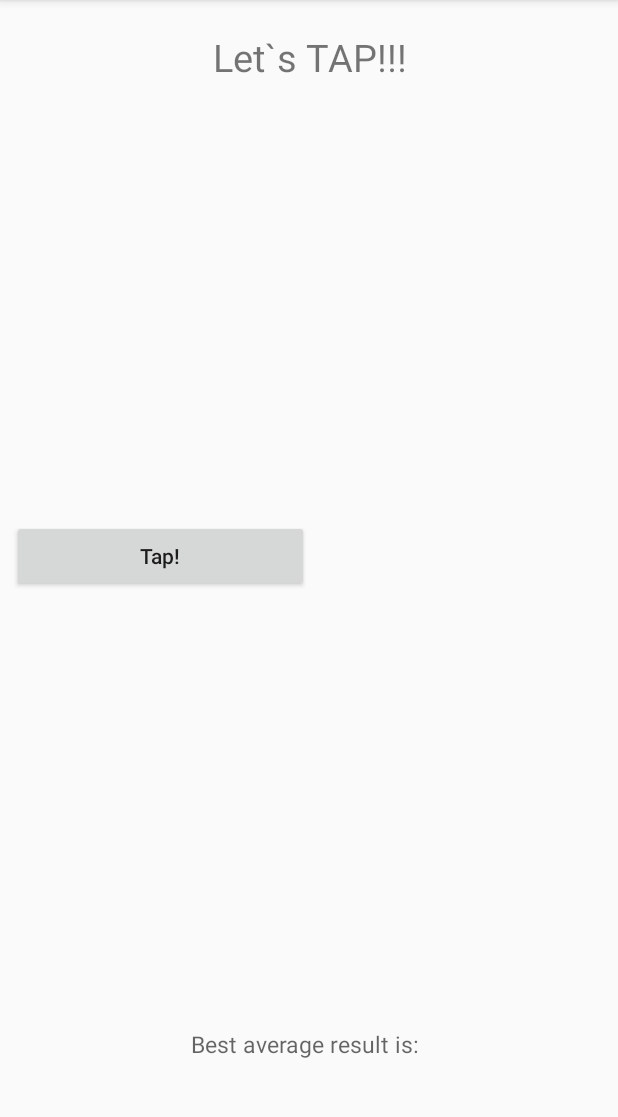
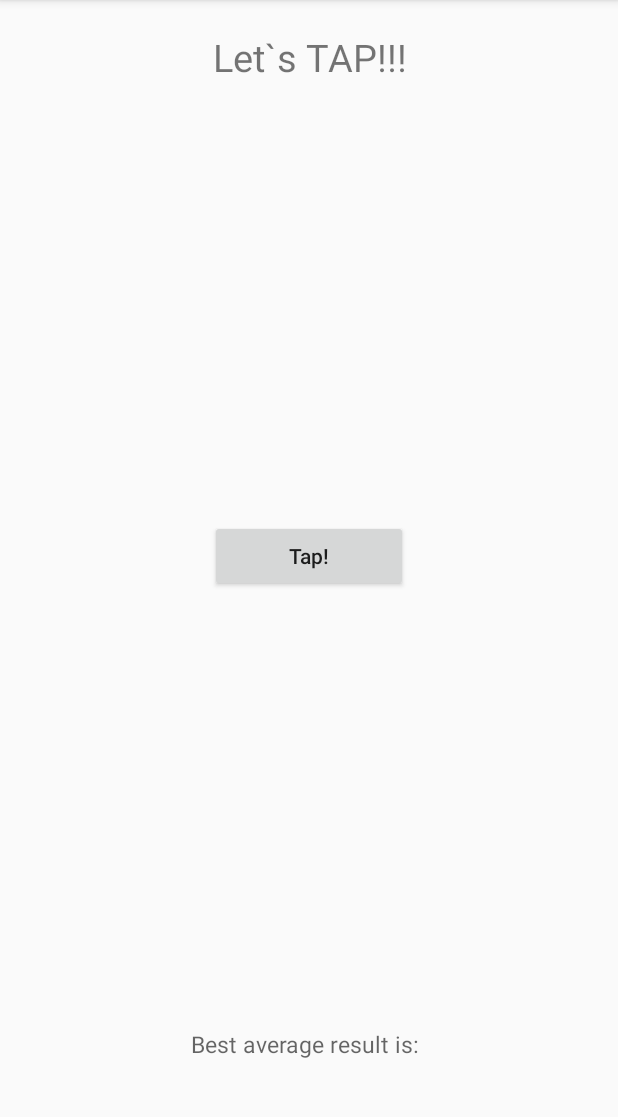
Before and after one commit to Ivanich85/TapReaction, an Android app: the screen it shows after launch (GameActivity), on a phone screen of 412 x 824 dp, the part 84-1201 px from its top. Run offline under Robolectric (Android 15) with nearby library versions, the phone set to English and light mode, and no system bars.

Commit message:
Среднее значение рассчитывается

```diff
--- a/app/src/main/java/com/dmitriev/ivan/tapreaction/GameActivity.java
+++ b/app/src/main/java/com/dmitriev/ivan/tapreaction/GameActivity.java
@@ -10,7 +10,6 @@ import android.widget.TextView;
 
 import java.util.ArrayList;
 import java.util.Date;
-import java.util.List;
 import java.util.Random;
 
 public class GameActivity extends AppCompatActivity {
@@ -21,26 +20,27 @@ public class GameActivity extends AppCompatActivity {
     Button mButton3;
     Button mButton4;
     Button mButton5;
+    Button mButton6;
+    Button mButton7;
+    Button mButton8;
     Button mRandomButton;
 
     TextView mTimer;
     TextView mCurrentResult;
     TextView mBestResult;
 
-    Date mVisibleTime;
-    Date mInvisibleTime;
-
     long mVisibleMoment;
     long mInvisibleMoment;
 
     CountDownTimer mTimerBeforeStart;
 
-    public static final int REMAIN_TIME = 4000;
-    private static final int NUMBER_OF_TRIES = 5;
+    private static final int REMAIN_TIME = 3100;
+    private static final int BUTTONS_QUANTITY = 9;
+    private static final int NUMBER_OF_TRIES = 4;
 
     Random mRandom = new Random();
 
-    private static int clicksCount = 0;
+    private static int mClicksCount;
 
     ArrayList<Double> mTimesOfReaction = new ArrayList<>();
 
@@ -52,11 +52,6 @@ public class GameActivity extends AppCompatActivity {
         startTimer(REMAIN_TIME);
     }
 
-    @Override
-    protected void onResume() {
-        super.onResume();
-    }
-
     private void initViews() {
         mButton0 = (Button) findViewById(R.id.tap_button_0);
         mButton1 = (Button) findViewById(R.id.tap_button_1);
@@ -64,6 +59,9 @@ public class GameActivity extends AppCompatActivity {
         mButton3 = (Button) findViewById(R.id.tap_button_3);
         mButton4 = (Button) findViewById(R.id.tap_button_4);
         mButton5 = (Button) findViewById(R.id.tap_button_5);
+        mButton6 = (Button) findViewById(R.id.tap_button_6);
+        mButton7 = (Button) findViewById(R.id.tap_button_7);
+        mButton8 = (Button) findViewById(R.id.tap_button_8);
 
         mTimer = (TextView) findViewById(R.id.timer_text_view);
         mCurrentResult = (TextView) findViewById(R.id.current_result_text_view);
@@ -78,7 +76,9 @@ public class GameActivity extends AppCompatActivity {
                     buttonIsInvisible(button);
                     mCurrentResult.setText(getText(R.string.current_result)
                             + formattedTimeCount(timeCount(mVisibleMoment, mInvisibleMoment))
-                            + getString(R.string.sec_for_current_result));
+                            + getString(R.string.sec_for_result));
+                    double time = timeCount(mVisibleMoment, mInvisibleMoment);
+                    mTimesOfReaction.add(time);
                     showButton();
                 }
                 return false;
@@ -87,35 +87,35 @@ public class GameActivity extends AppCompatActivity {
     }
 
     //Установка метки времени
-    private long timeSearch(Date date) {
-        date = new Date();
-        long seconds = date.getTime();
-        return seconds;
+    private long timeSearch() {
+        Date date = new Date();
+        return date.getTime();
     }
 
     //Расчет времени реакции от появления кнопки до нажатия на нее
     private double timeCount(long visibleMoment, long invisibleMoment) {
-        return (invisibleMoment - visibleMoment) * 1.0 / 1000;
+        return (invisibleMoment - visibleMoment) / 1000.0;
     }
 
-    private String formattedTimeCount(double time){
+    private String formattedTimeCount(double time) {
         return String.format("%.3f", time);
     }
 
     //Временная матка, когда кнопка повилась
     private void buttonIsVisible(Button button) {
         button.setVisibility(View.VISIBLE);
-        mVisibleMoment = timeSearch(mVisibleTime);
+        mVisibleMoment = timeSearch();
     }
 
+    //Временная метка, когда кнопки коснулись
     private void buttonIsInvisible(Button button) {
         button.setVisibility(View.INVISIBLE);
-        mInvisibleMoment = timeSearch(mInvisibleTime);
+        mInvisibleMoment = timeSearch();
     }
 
     //Генератор случайных чисел
     private int generateRandom() {
-        return mRandom.nextInt(6);
+        return mRandom.nextInt(BUTTONS_QUANTITY);
     }
 
     //Выбор кнопки на основании generateRandom()
@@ -145,6 +145,18 @@ public class GameActivity extends AppCompatActivity {
                 buttonIsVisible(mButton5);
                 mRandomButton = mButton5;
                 break;
+            case 6:
+                buttonIsVisible(mButton6);
+                mRandomButton = mButton6;
+                break;
+            case 7:
+                buttonIsVisible(mButton7);
+                mRandomButton = mButton7;
+                break;
+            case 8:
+                buttonIsVisible(mButton8);
+                mRandomButton = mButton8;
+                break;
             default:
                 mRandomButton = null;
                 break;
@@ -152,10 +164,10 @@ public class GameActivity extends AppCompatActivity {
     }
 
     //Таймер перед запуском
-    private void startTimer(long time) {
+    private void startTimer(final long time) {
         mTimerBeforeStart = new CountDownTimer(time, 1000) {
             public void onTick(long millisUntilFinished) {
-                mTimer.setText(getText(R.string.time_before_start).toString() + millisUntilFinished / 1000 + "");
+                mTimer.setText(getText(R.string.time_before_start) + (millisUntilFinished / 1000 + ""));
             }
 
             public void onFinish() {
@@ -165,25 +177,29 @@ public class GameActivity extends AppCompatActivity {
         }.start();
     }
 
+    //Показываем случайную кнопку и выводим среднее время по окончании цикла
     private void showButton() {
-        if (clicksCount < NUMBER_OF_TRIES) {
+        if (mClicksCount < NUMBER_OF_TRIES) {
             selectRandomButton(generateRandom());
             actionViews(mRandomButton);
-            mTimesOfReaction.add(clicksCount * 1.0); //Проверка. Почему-то не сохранятеся время
-
-            clicksCount++;
+            mClicksCount++;
         } else {
-            //должно выводиться среднее время
-            mBestResult.setText(calculateAverageTime(mTimesOfReaction));
+            mBestResult.setText(getText(R.string.current_average_result)
+                    + formattedCalculateAverageTime(calculateAverageTime(mTimesOfReaction))
+                    + getText(R.string.sec_for_result));
         }
     }
 
-    //Этот метод работает!!!!!! Не трогать!!!
-    private String calculateAverageTime(ArrayList<Double> list) {
+    //Считаем среднее значение
+    private double calculateAverageTime(ArrayList<Double> list) {
         double sumOfTimes = 0;
         for (int i = 0; i < list.size(); i++) {
             sumOfTimes = sumOfTimes + list.get(i);
         }
-        return String.format("%.3f", sumOfTimes / list.size());
+        return (sumOfTimes / list.size());
+    }
+
+    private String formattedCalculateAverageTime(double averageTime) {
+        return String.format("%.3f", averageTime);
     }
 }
--- a/app/src/main/res/layout/activity_game.xml
+++ b/app/src/main/res/layout/activity_game.xml
@@ -31,7 +31,7 @@
             android:layout_height="wrap_content"
             android:orientation="horizontal"
             android:padding="8dp"
-            android:weightSum="2">
+            android:weightSum="3">
 
             <Button
                 android:id="@+id/tap_button_0"
@@ -50,55 +50,86 @@
                 android:textAllCaps="false"
                 android:layout_weight="1"
                 android:visibility="invisible"/>
+
+            <Button
+                android:id="@+id/tap_button_2"
+                android:layout_width="0dp"
+                android:layout_height="wrap_content"
+                android:text="@string/button_text"
+                android:textAllCaps="false"
+                android:layout_weight="1"
+                android:visibility="invisible"/>
+
         </LinearLayout>
 
         <LinearLayout
             android:layout_width="match_parent"
             android:layout_height="wrap_content"
             android:orientation="horizontal"
-            android:padding="8dp">
+            android:padding="8dp"
+            android:weightSum="3">
 
             <Button
-                android:id="@+id/tap_button_2"
-                android:layout_width="wrap_content"
+                android:id="@+id/tap_button_3"
+                android:layout_width="0dp"
                 android:layout_height="wrap_content"
-                android:layout_weight="1"
                 android:text="@string/button_text"
                 android:textAllCaps="false"
+                android:layout_weight="1"
                 android:visibility="invisible"/>
 
             <Button
-                android:id="@+id/tap_button_3"
-                android:layout_width="wrap_content"
+                android:id="@+id/tap_button_4"
+                android:layout_width="0dp"
                 android:layout_height="wrap_content"
-                android:layout_weight="1"
                 android:text="@string/button_text"
                 android:textAllCaps="false"
+                android:layout_weight="1"
                 android:visibility="invisible"/>
+
+            <Button
+                android:id="@+id/tap_button_5"
+                android:layout_width="0dp"
+                android:layout_height="wrap_content"
+                android:text="@string/button_text"
+                android:textAllCaps="false"
+                android:layout_weight="1"
+                android:visibility="invisible"/>
+
         </LinearLayout>
 
         <LinearLayout
             android:layout_width="match_parent"
             android:layout_height="wrap_content"
             android:orientation="horizontal"
-            android:padding="8dp">
+            android:padding="8dp"
+            android:weightSum="3">
 
             <Button
-                android:id="@+id/tap_button_4"
-                android:layout_width="wrap_content"
+                android:id="@+id/tap_button_6"
+                android:layout_width="0dp"
                 android:layout_height="wrap_content"
-                android:layout_weight="1"
                 android:text="@string/button_text"
                 android:textAllCaps="false"
+                android:layout_weight="1"
                 android:visibility="invisible"/>
 
             <Button
-                android:id="@+id/tap_button_5"
-                android:layout_width="wrap_content"
+                android:id="@+id/tap_button_7"
+                android:layout_width="0dp"
                 android:layout_height="wrap_content"
-                android:layout_weight="1"
                 android:text="@string/button_text"
                 android:textAllCaps="false"
+                android:layout_weight="1"
+                android:visibility="invisible"/>
+
+            <Button
+                android:id="@+id/tap_button_8"
+                android:layout_width="0dp"
+                android:layout_height="wrap_content"
+                android:text="@string/button_text"
+                android:textAllCaps="false"
+                android:layout_weight="1"
                 android:visibility="invisible"/>
 
         </LinearLayout>
--- a/app/src/main/res/values/strings.xml
+++ b/app/src/main/res/values/strings.xml
@@ -3,9 +3,9 @@
     <string name="current_result">"Current result is "</string>
     <string name="best_result_is">"Best average result is: "</string>
     <string name="button_text">Tap!</string>
-    <string name="time_before_start">"Countdown: "</string>
+    <string name="time_before_start">"00:0"</string>
     <string name="start_tapping">Let`s TAP!!!</string>
-    <string name="sec_for_current_result">" sec."</string>
+    <string name="sec_for_result">" sec."</string>
     <string name="current_average_result">"Current average result is: "</string>
     <string name="current_average_result_null"/>
 </resources>
```
